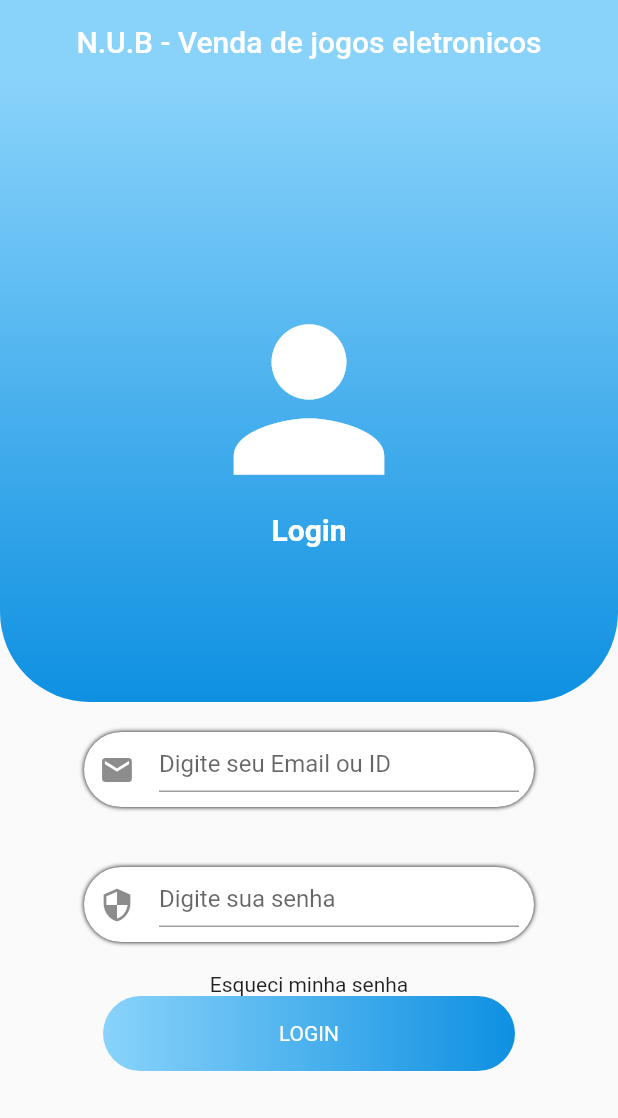
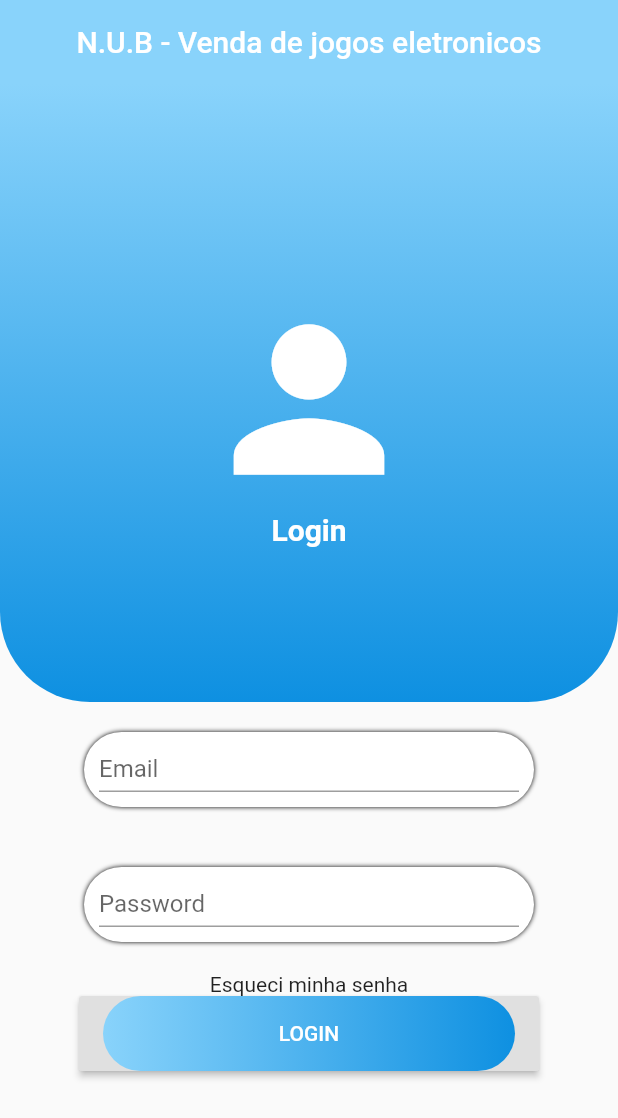
Before and after one commit to WesleyKennedyCattaneo/fatec-pdm, a Flutter app: the screen it shows after launch, on a phone screen of 412 x 824 dp. Shown: the top 1118 px of the screen. Run offline on Flutter 3.47's test engine with Material 2 defaults, Android fonts, the phone set to English and light mode, and no system bars; our stand-ins replace firebase_auth, firebase_storage; accounts and stored records are empty; Roboto replaces fonts that are missing (OpenSans).

Commit message:
Projeto avaliativo para programação em dispositivos móveis

```diff
--- a/lib/login_fatec.dart
+++ b/lib/login_fatec.dart
@@ -1,3 +1,4 @@
+import 'package:firebase_auth/firebase_auth.dart';
 import  'package:flutter/material.dart';
 
         import 'package:projetofatec/tabs/home_tab.dart';
@@ -6,20 +7,28 @@
             @override
             _LoginScreenState createState () => _LoginScreenState();
           }
+          final FirebaseAuth mAuth = FirebaseAuth.instance;
 
           class _LoginScreenState extends State<LoginScreen> {
-            Widget appBarTitle =  Text('N.U.B - Venda de jogos eletronicos');
+            TextEditingController emailController = new TextEditingController();
+            TextEditingController passwordController = new TextEditingController();
+
+            String _email, _password;
+            final GlobalKey<FormState> _formKey = GlobalKey<FormState>();
+            Widget appBarTitle = Text('N.U.B - Venda de jogos eletronicos');
 
             @override
             Widget build(BuildContext context) {
               return Scaffold(
-                appBar:  AppBar(
+                resizeToAvoidBottomPadding: false,
+                appBar: AppBar(
                   elevation: 0.0,
                   centerTitle: true,
                   title: appBarTitle,
-                  flexibleSpace:  Container(
-                    decoration:  BoxDecoration(
-                      gradient:  LinearGradient(begin: Alignment.bottomCenter , colors: [
+                  flexibleSpace: Container(
+                    decoration: BoxDecoration(
+                        gradient: LinearGradient(
+                            begin: Alignment.bottomCenter, colors: [
                           Color(0xFF89D3FB),
                           Color(0xFF89D3FB),
 
@@ -29,33 +38,42 @@
                   ),
                 ),
                 body: Container(
-                  child: Column (
+
+                  key: _formKey,
+                  child: SingleChildScrollView(
+                    child: Column(
                       children: <Widget>[
                         Container(
-                        padding:  EdgeInsets.only(top: 32),
-                      width:  MediaQuery.of(context).size.width,
-                      height:  MediaQuery.of(context).size.width,
-                       decoration:  BoxDecoration(
+                          padding: EdgeInsets.only(top: 32),
+                          width: MediaQuery
+                              .of(context)
+                              .size
+                              .width,
+                          height: MediaQuery
+                              .of(context)
+                              .size
+                              .width,
+                          decoration: BoxDecoration(
                               gradient: LinearGradient(
                                 begin: Alignment.topCenter,
-                          end:  Alignment.bottomCenter,
+                                end: Alignment.bottomCenter,
                                 colors: [
                                   Color(0xFF89D3FB),
                                   Color(0xFF0E90E1)
                                 ],
                               ),
-                         borderRadius:  BorderRadius.only(
+                              borderRadius: BorderRadius.only(
                                   bottomLeft: Radius.circular(60),
-                              bottomRight:  Radius.circular(60)
+                                  bottomRight: Radius.circular(60)
 
                               )
                           ),
-                        child:  Column(
-                         mainAxisAlignment: MainAxisAlignment.center ,
+                          child: Column(
+                            mainAxisAlignment: MainAxisAlignment.center,
                             children: <Widget>[
 
                               Align(
-                              alignment: Alignment(0.0,  -2),
+                                alignment: Alignment(0.0, -2),
                                 child:
                                 Icon(Icons.person, size: 150,
                                   color: Colors.white,
@@ -65,10 +83,10 @@
                               Align(
                                 alignment: Alignment.bottomCenter,
                                 child: Text('Login',
-                               style:  TextStyle(
+                                  style: TextStyle(
                                     color: Colors.white,
-                                 fontFamily:  'OpenSans',
-                                 fontSize:  20.0,
+                                    fontFamily: 'OpenSans',
+                                    fontSize: 20.0,
                                     fontWeight: FontWeight.bold,
                                   ),
                                 ),
@@ -88,28 +106,24 @@
 
                                       padding: EdgeInsets.all(10),
 
-                                decoration:  BoxDecoration(
+                                      decoration: BoxDecoration(
 
                                           borderRadius: BorderRadius.all(
                                             Radius.circular(50),
                                           ),
                                           color: Colors.white,
-                                  boxShadow:  [
+                                          boxShadow: [
                                             BoxShadow(
-                                      color:  Colors.black,
-                                      blurRadius:  2
+                                                color: Colors.black,
+                                                blurRadius: 2
                                             )
                                           ]
                                       ),
-                                child: TextField(
-                                  keyboardType:  TextInputType.emailAddress,
-                                    decoration:  InputDecoration(
-                                      icon: Icon(Icons.email),
-                                        hintText:  'Digite seu Email ou ID',
+                                      child: TextFormField(
+                                        decoration: InputDecoration(
+                                            labelText: 'Email'
                                         ),
-                                    style: TextStyle(
-                                        color: Colors.black,
-                                  ),
+                                        onChanged: (input) => _email = input,
                                       ),
                                   ),
                                 ],
@@ -129,28 +143,26 @@
 
                                       padding: EdgeInsets.all(10),
 
-                                  decoration:  BoxDecoration(
+                                      decoration: BoxDecoration(
 
                                           borderRadius: BorderRadius.all(
                                             Radius.circular(50),
                                           ),
                                           color: Colors.white,
-                                      boxShadow:  [
+                                          boxShadow: [
                                             BoxShadow(
-                                            color:  Colors.black,
-                                            blurRadius:  2
+                                                color: Colors.black,
+                                                blurRadius: 2
                                             )
                                           ]
                                       ),
-                                  child: TextField(
-                                    keyboardType:  TextInputType.emailAddress,
-                                    decoration:  InputDecoration(
-                                      icon: Icon(Icons.security),
-                                      hintText:  'Digite sua senha',
+                                      child: TextFormField(
+                                        decoration: InputDecoration(
+                                            labelText: 'Password'
                                         ),
-                                    style: TextStyle(
-                                      color: Colors.black,
-                                    ),
+                                        onChanged: (input) => _password = input,
+                                        obscureText: true,
+
                                       ),
                                   ),
                                 ],
@@ -158,38 +170,37 @@
                           ),
                         ),
                         Align(
-                  alignment:  Alignment.center,
+                          alignment: Alignment.center,
                           child: Text('Esqueci minha senha'),
-
 
 
                         ),
 
                         new GestureDetector(
-                        onTap: (){
-                          Navigator.push(
-                              context,
-                              MaterialPageRoute(
-                                  builder: (BuildContext context) => InicioTab()));
-                      },
+
+                          child: RaisedButton(
+                            onPressed:  loginUser,
                             child: Container(
 
-                          width:  MediaQuery.of(context).size.width/1.5,
-                            height:  50,
-                          decoration:  BoxDecoration(
+                              width: MediaQuery
+                                  .of(context)
+                                  .size
+                                  .width / 1.5,
+                              height: 50,
+                              decoration: BoxDecoration(
                                   gradient: LinearGradient(
                                     colors: [
                                       Color(0xFF89D3FB),
                                       Color(0xFF0E90E1)
                                     ],
                                   ),
-                            borderRadius:  BorderRadius.all(
+                                  borderRadius: BorderRadius.all(
                                       Radius.circular(50)
                                   )
                               ),
                               child: Center(
 
-                          child: Text ('login'. toUpperCase(),
+                                child: Text('login'.toUpperCase(),
                                   style: TextStyle(
                                       color: Colors.white
                                   ),
@@ -197,12 +208,26 @@
                               ),
 
                             ),
+                          ),
                         )
 
 
                       ],
                     ),
                   ),
+                ),
               );
             }
+
+            Future<FirebaseUser> loginUser() async {
+              try {
+                await FirebaseAuth.instance
+                                  .signInWithEmailAndPassword(email: _email, password: _password);
+                Navigator.push(context, MaterialPageRoute(builder:  (context) => InicioTab()));
+              } catch (e) {
+                throw new AuthException(e.code, e.message);
               }
+            }
+
+
+          }
--- a/lib/main.dart
+++ b/lib/main.dart
@@ -1,5 +1,8 @@
 import 'package:flutter/material.dart';
 import 'package:projetofatec/login_fatec.dart';
+
+
+enum AuthMode {Login}
 
 void main() => runApp(MyApp());
 
--- a/pubspec.yaml
+++ b/pubspec.yaml
@@ -21,6 +21,7 @@ environment:
   sdk: ">=2.7.0 <3.0.0"
 
 dependencies:
+  firebase_storage:
   flutter:
     sdk: flutter
 
@@ -36,6 +37,10 @@ dependencies:
   scoped_model: ^0.3.0
   path_provider: ^0.4.1
   url_launcher: ^3.0.3
+  firebase_auth: ^0.15.3+1
+  cloud_firestore: ^0.13.7
+
+
 
 
 
```
Also changed, not shown: lib/inicio.dart (+0 -23 lines), lib/tabs/home_tab.dart (+3 -13 lines), lib/tabs/meusjogos.dart (+0 -23 lines), lib/tabs/sobre.dart (+0 -29 lines), pubspec.lock, 8 other files. Lines whose indentation alone changed are shown as unchanged.
